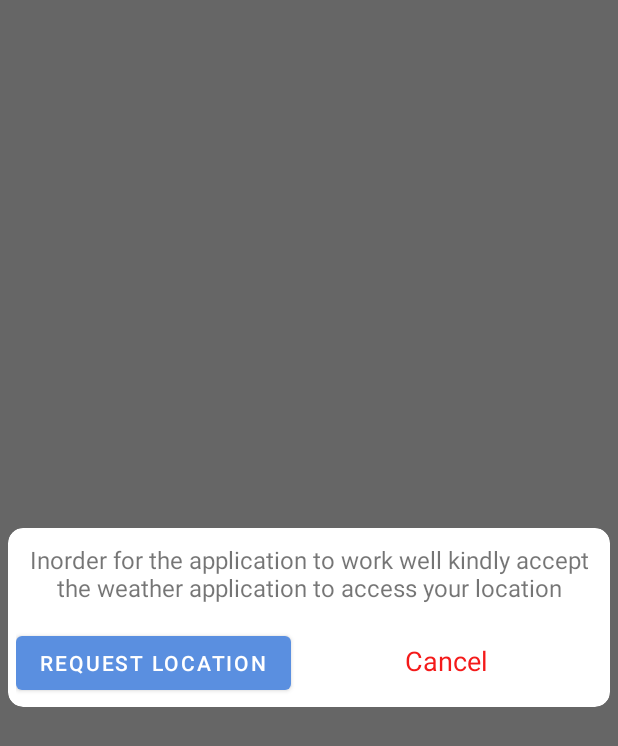
After one commit to KellyEgesa/Weather, an Android app: the fragment LocationPermission shown on its own in the app's theme, on a phone screen of 412 x 824 dp. The commit adds this screen. Shown: the top 746 px of the screen. Run offline under Robolectric (Android 15) with nearby library versions, the phone set to English and light mode, and no system bars.

Commit message:
Added permission dialog

```diff
--- a/app/build.gradle
+++ b/app/build.gradle
@@ -38,6 +38,7 @@ dependencies {
     implementation 'androidx.appcompat:appcompat:1.2.0'
     implementation 'com.google.android.material:material:1.3.0'
     implementation 'androidx.constraintlayout:constraintlayout:2.0.4'
+    implementation 'androidx.legacy:legacy-support-v4:1.0.0'
     testImplementation 'junit:junit:4.+'
     androidTestImplementation 'androidx.test.ext:junit:1.1.2'
     androidTestImplementation 'androidx.test.espresso:espresso-core:3.3.0'
--- /dev/null
+++ b/app/src/main/java/com/wit/weather/UserInterface/Fragments/LocationPermission.java
@@ -0,0 +1,40 @@
+package com.wit.weather.UserInterface.Fragments;
+
+import android.graphics.Color;
+import android.graphics.drawable.ColorDrawable;
+import android.os.Bundle;
+
+import androidx.fragment.app.DialogFragment;
+import androidx.fragment.app.Fragment;
+
+import android.view.LayoutInflater;
+import android.view.View;
+import android.view.ViewGroup;
+import android.view.WindowManager;
+
+import com.wit.weather.R;
+
+public class LocationPermission extends DialogFragment {
+
+
+    @Override
+    public void onCreate(Bundle savedInstanceState) {
+        super.onCreate(savedInstanceState);
+    }
+
+    @Override
+    public View onCreateView(LayoutInflater inflater, ViewGroup container,
+                             Bundle savedInstanceState) {
+        View rootView = inflater.inflate(R.layout.fragment_location_permission, container, false);
+        getDialog().getWindow().setBackgroundDrawable(new ColorDrawable(Color.TRANSPARENT));
+        return rootView;
+    }
+
+    @Override
+    public void onResume() {
+        super.onResume();
+        ViewGroup.LayoutParams params = getDialog().getWindow().getAttributes();
+        params.width = WindowManager.LayoutParams.MATCH_PARENT;
+        getDialog().getWindow().setAttributes((android.view.WindowManager.LayoutParams) params);
+    }
+}
--- a/app/src/main/java/com/wit/weather/UserInterface/MainActivity.java
+++ b/app/src/main/java/com/wit/weather/UserInterface/MainActivity.java
@@ -61,6 +61,7 @@ public class MainActivity extends AppCompatActivity {
 
     public void getUserLocation(LocationManager locationManager) {
         if (ContextCompat.checkSelfPermission(this, Manifest.permission.ACCESS_FINE_LOCATION) != PackageManager.PERMISSION_GRANTED) {
+
             ActivityCompat.requestPermissions(this, new String[]{Manifest.permission.ACCESS_FINE_LOCATION}, 1);
         } else {
             mPermissionButton.setVisibility(View.GONE);
@@ -74,7 +75,6 @@ public class MainActivity extends AppCompatActivity {
                     @Override
                     public void onLocationChanged(Location location) {
                         Geocoder geocoder = new Geocoder(MainActivity.this, Locale.getDefault());
-                        Toast.makeText(MainActivity.this, location.toString(), Toast.LENGTH_SHORT).show();
                         try {
                             List<Address> addresses = geocoder.getFromLocation(location.getLatitude(), location.getLongitude(), 1);
 
@@ -131,8 +131,6 @@ public class MainActivity extends AppCompatActivity {
 
         RecyclerView.LayoutManager layoutManager = new LinearLayoutManager(MainActivity.this);
         mCityRecyclerView.setLayoutManager(layoutManager);
-
-
     }
 }
 // startActivity(new Intent(android.provider.Settings.ACTION_LOCATION_SOURCE_SETTINGS));
--- /dev/null
+++ b/app/src/main/res/layout/fragment_location_permission.xml
@@ -0,0 +1,57 @@
+<?xml version="1.0" encoding="utf-8"?>
+<RelativeLayout xmlns:android="http://schemas.android.com/apk/res/android"
+    xmlns:app="http://schemas.android.com/apk/res-auto"
+    xmlns:tools="http://schemas.android.com/tools"
+    android:layout_width="match_parent"
+    android:layout_height="match_parent"
+    android:gravity="center"
+    android:padding="5dp"
+    tools:context=".UserInterface.Fragments.LocationPermission">
+
+    <!-- TODO: Update blank fragment layout -->
+    <androidx.cardview.widget.CardView
+        android:layout_width="match_parent"
+        android:layout_height="wrap_content"
+        app:cardCornerRadius="10dp">
+
+        <LinearLayout
+            android:layout_width="match_parent"
+            android:layout_height="match_parent"
+            android:orientation="vertical">
+
+            <TextView
+                android:id="@+id/textView2"
+                android:layout_width="wrap_content"
+                android:layout_height="wrap_content"
+                android:padding="10dp"
+                android:text="Inorder for the application to work well kindly accept the weather application to access your location"
+                android:textAlignment="center"
+                android:textSize="16sp" />
+
+            <LinearLayout
+                android:layout_width="match_parent"
+                android:layout_height="match_parent"
+                android:orientation="horizontal"
+                android:padding="5dp">
+
+                <Button
+                    android:id="@+id/button"
+                    android:layout_width="wrap_content"
+                    android:layout_height="wrap_content"
+                    android:text="Request Location" />
+
+                <TextView
+                    android:id="@+id/textView3"
+                    android:layout_width="wrap_content"
+                    android:layout_height="wrap_content"
+                    android:layout_weight="1"
+                    android:text="Cancel"
+                    android:textAlignment="center"
+                    android:textColor="#F41A1A"
+                    android:textSize="18sp" />
+            </LinearLayout>
+        </LinearLayout>
+
+    </androidx.cardview.widget.CardView>
+
+</RelativeLayout>
--- a/app/src/main/res/values/strings.xml
+++ b/app/src/main/res/values/strings.xml
@@ -1,3 +1,5 @@
 <resources>
     <string name="app_name">Weather</string>
+    <!-- TODO: Remove or change this placeholder text -->
+    <string name="hello_blank_fragment">Hello blank fragment</string>
 </resources>
--- a/app/src/main/res/values/themes.xml
+++ b/app/src/main/res/values/themes.xml
@@ -2,7 +2,7 @@
     <!-- Base application theme. -->
     <style name="Theme.Weather" parent="Theme.MaterialComponents.DayNight.NoActionBar">
         <!-- Primary brand color. -->
-        <item name="colorPrimary">@color/purple_500</item>
+        <item name="colorPrimary">@color/secondary</item>
         <item name="colorPrimaryVariant">@color/purple_700</item>
         <!-- Secondary brand color. -->
         <item name="colorSecondary">@color/teal_200</item>
```
